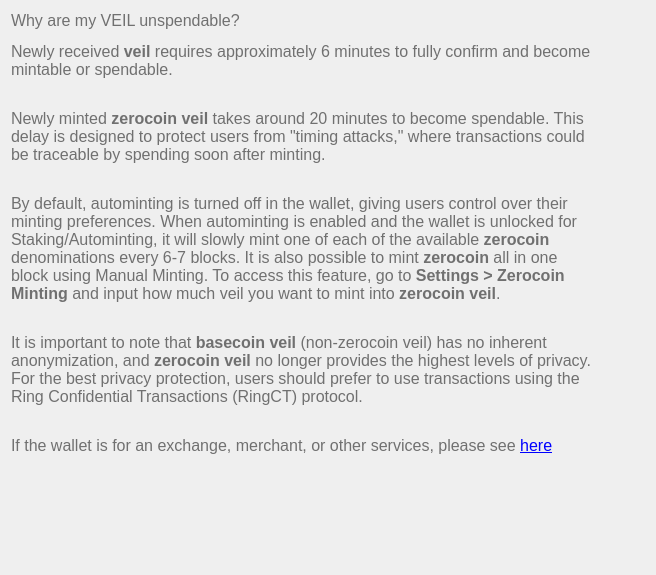
Qt form src/qt/veil/forms/settingsfaq04.ui (Veil-Project/veil) before a commit.
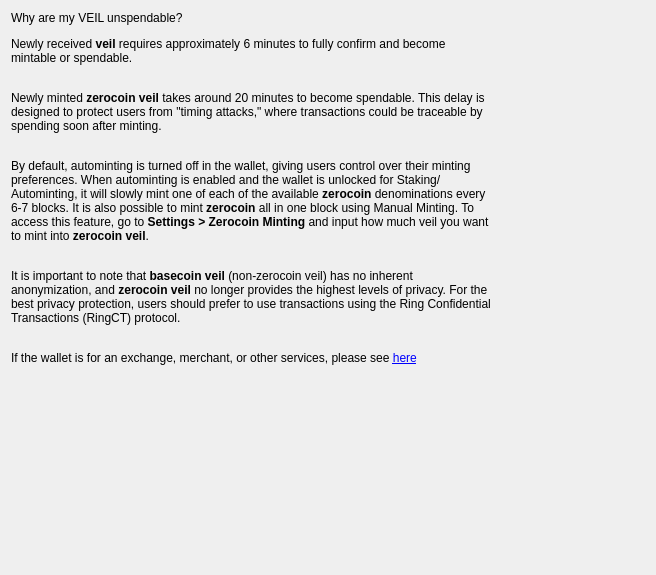
The same form after that commit.

The edit to the form file:
```diff
--- a/src/qt/veil/forms/settingsfaq04.ui
+++ b/src/qt/veil/forms/settingsfaq04.ui
@@ -13,10 +13,6 @@
   <property name="windowTitle">
    <string>Form</string>
   </property>
-  <property name="styleSheet">
-   <string notr="true">font-size:16px;
-color:#707070;</string>
-  </property>
   <layout class="QVBoxLayout" name="verticalLayout" stretch="1,0">
    <property name="rightMargin">
     <number>60</number>
@@ -29,9 +25,6 @@
        <height>0</height>
       </size>
      </property>
-     <property name="styleSheet">
-      <string notr="true">font-weight:200;</string>
-     </property>
      <property name="text">
       <string>&lt;html&gt; &lt;head&gt; &lt;/head&gt; &lt;body&gt; &lt;p&gt;&lt;span style="&quot;font-weight:600;" text-decoration:="" underline;&quot;=""&gt;Why are my VEIL unspendable?&lt;/span&gt;&lt;/p&gt; &lt;p&gt;Newly received &lt;strong&gt;veil&lt;/strong&gt; requires approximately 6 minutes to fully confirm and become mintable or spendable.&lt;/p&gt; &lt;p&gt;&lt;br&gt; Newly minted &lt;strong&gt;zerocoin veil&lt;/strong&gt; takes around 20 minutes to become spendable. This delay is designed to protect users from "timing attacks," where transactions could be traceable by spending soon after minting.&lt;/p&gt; &lt;p&gt;&lt;br&gt; By default, autominting is turned off in the wallet, giving users control over their minting preferences. When autominting is enabled and the wallet is unlocked for Staking/Autominting, it will slowly mint one of each of the available &lt;strong&gt;zerocoin&lt;/strong&gt; denominations every 6-7 blocks. It is also possible to mint &lt;strong&gt;zerocoin&lt;/strong&gt; all in one block using Manual Minting. To access this feature, go to &lt;strong&gt;Settings &gt; Zerocoin Minting&lt;/strong&gt; and input how much veil you want to mint into &lt;strong&gt;zerocoin veil&lt;/strong&gt;.&lt;/p&gt; &lt;p&gt;&lt;br&gt; It is important to note that &lt;strong&gt;basecoin veil&lt;/strong&gt; (non-zerocoin veil) has no inherent anonymization, and &lt;strong&gt;zerocoin veil&lt;/strong&gt; no longer provides the highest levels of privacy. For the best privacy protection, users should prefer to use transactions using the Ring Confidential Transactions (RingCT) protocol.&lt;/p&gt; &lt;p&gt;&lt;br&gt; If the wallet is for an exchange, merchant, or other services, please see &lt;a target="&quot;_blank&quot;" href="%22#%22"&gt;&lt;span style="&quot;text-decoration:" underline;="" color:#0000ff;&quot;=""&gt;here&lt;/span&gt;&lt;/a&gt;&lt;/p&gt; &lt;/body&gt; &lt;/html&gt;</string>
      </property>
```
